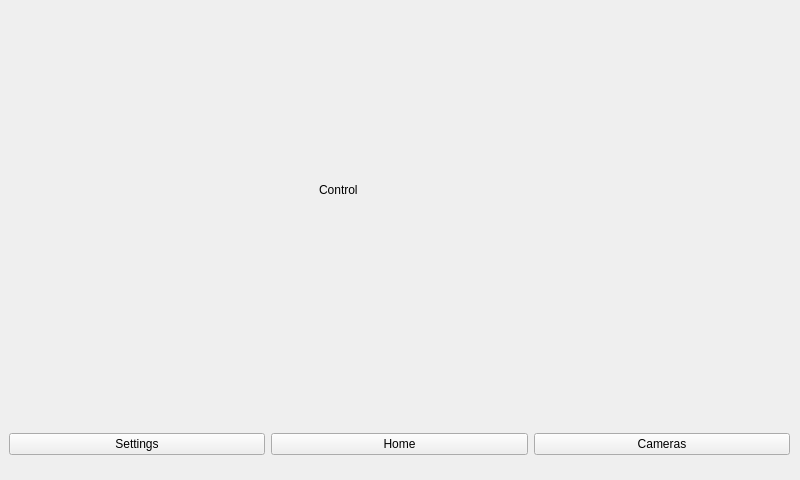
Above: src/cpp_qt_app/src/control.ui from PiatekBartosz/ros2_agv_pc before the change. Below: the same form after it.
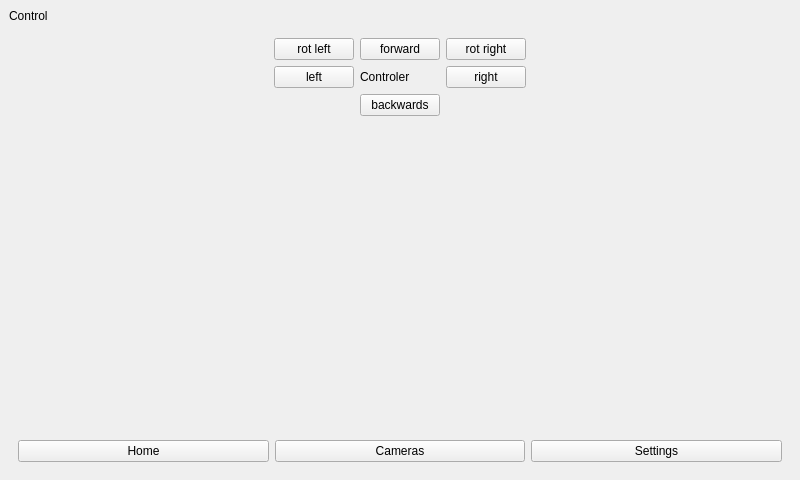
That is the form after the change.

Patch:
```diff
--- a/src/cpp_qt_app/src/control.ui
+++ b/src/cpp_qt_app/src/control.ui
@@ -14,64 +14,139 @@
    <string>MainWindow</string>
   </property>
   <widget class="QWidget" name="centralwidget">
+   <layout class="QVBoxLayout" name="verticalLayout">
+    <item>
+     <widget class="QLabel" name="label">
+      <property name="styleSheet">
+       <string notr="true">font: 16pt &quot;Sans Serif&quot;;
+qproperty-alignment: AlignCenter;</string>
+      </property>
+      <property name="text">
+       <string>Control</string>
+      </property>
+     </widget>
+    </item>
+    <item>
    <widget class="QStackedWidget" name="stackedWidget">
-    <property name="geometry">
-     <rect>
-      <x>9</x>
-      <y>9</y>
-      <width>781</width>
-      <height>461</height>
-     </rect>
-    </property>
     <widget class="QWidget" name="page_2">
-     <widget class="QWidget" name="horizontalLayoutWidget">
-      <property name="geometry">
-       <rect>
-        <x>0</x>
-        <y>410</y>
-        <width>781</width>
-        <height>51</height>
-       </rect>
-      </property>
-      <layout class="QHBoxLayout" name="horizontalLayout">
+       <layout class="QVBoxLayout" name="verticalLayout_2">
        <item>
-        <widget class="QPushButton" name="pushButton_settings">
+         <layout class="QGridLayout" name="gridLayout">
+          <item row="0" column="0">
+           <layout class="QGridLayout" name="controler">
+            <item row="1" column="1">
+             <widget class="QPushButton" name="pushButton_left">
          <property name="text">
-          <string>Settings</string>
+               <string>left</string>
          </property>
         </widget>
        </item>
+            <item row="1" column="4">
+             <spacer name="horizontalSpacer_2">
+              <property name="orientation">
+               <enum>Qt::Horizontal</enum>
+              </property>
+              <property name="sizeHint" stdset="0">
+               <size>
+                <width>40</width>
+                <height>20</height>
+               </size>
+              </property>
+             </spacer>
+            </item>
+            <item row="1" column="0">
+             <spacer name="horizontalSpacer">
+              <property name="orientation">
+               <enum>Qt::Horizontal</enum>
+              </property>
+              <property name="sizeHint" stdset="0">
+               <size>
+                <width>40</width>
+                <height>20</height>
+               </size>
+              </property>
+             </spacer>
+            </item>
+            <item row="0" column="1">
+             <widget class="QPushButton" name="pushButton_rotleft">
+              <property name="text">
+               <string>rot left</string>
+              </property>
+             </widget>
+            </item>
+            <item row="0" column="2">
+             <widget class="QPushButton" name="pushButton_forward">
+              <property name="text">
+               <string>forward</string>
+              </property>
+             </widget>
+            </item>
+            <item row="1" column="3">
+             <widget class="QPushButton" name="pushButton_right">
+              <property name="text">
+               <string>right</string>
+              </property>
+             </widget>
+            </item>
+            <item row="0" column="3">
+             <widget class="QPushButton" name="pushButton_rotright">
+              <property name="text">
+               <string>rot right</string>
+              </property>
+             </widget>
+            </item>
+            <item row="2" column="2">
+             <widget class="QPushButton" name="pushButton_backwards">
+              <property name="text">
+               <string>backwards</string>
+              </property>
+             </widget>
+            </item>
+            <item row="1" column="2">
+             <widget class="QLabel" name="label_con">
+              <property name="styleSheet">
+               <string notr="true">font: 10pt &quot;Sans Serif&quot;;
+qproperty-alignment: AlignCenter;</string>
+              </property>
+              <property name="text">
+               <string>Controler</string>
+              </property>
+             </widget>
+            </item>
+           </layout>
+          </item>
+         </layout>
+        </item>
        <item>
+         <layout class="QHBoxLayout" name="menu">
+          <item alignment="Qt::AlignBottom">
         <widget class="QPushButton" name="pushButton_home">
          <property name="text">
           <string>Home</string>
          </property>
         </widget>
        </item>
-       <item>
+          <item alignment="Qt::AlignBottom">
         <widget class="QPushButton" name="pushButton_cameras">
          <property name="text">
           <string>Cameras</string>
          </property>
         </widget>
        </item>
-      </layout>
-     </widget>
-     <widget class="QLabel" name="label">
-      <property name="geometry">
-       <rect>
-        <x>310</x>
-        <y>170</y>
-        <width>67</width>
-        <height>21</height>
-       </rect>
-      </property>
+          <item alignment="Qt::AlignBottom">
+           <widget class="QPushButton" name="pushButton_settings">
       <property name="text">
-       <string>Control</string>
-      </property>
-     </widget>
-    </widget>
-   </widget>
+             <string>Settings</string>
+            </property>
+           </widget>
+          </item>
+         </layout>
+        </item>
+       </layout>
+      </widget>
+     </widget>
+    </item>
+   </layout>
   </widget>
  </widget>
  <resources/>
```
Lines whose indentation alone changed are shown as unchanged.
